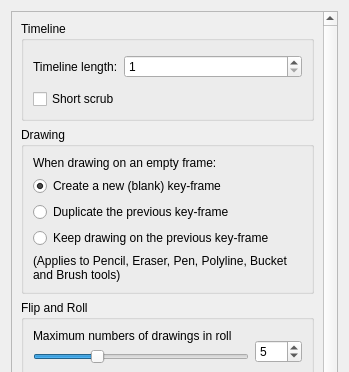
MakiNoAtorie/JustAnimate, file app/ui/timelinepage.ui: the form before one commit; both pictures show x 0 to 349 and y 0 to 372 of the 349 by 540 pixel window.
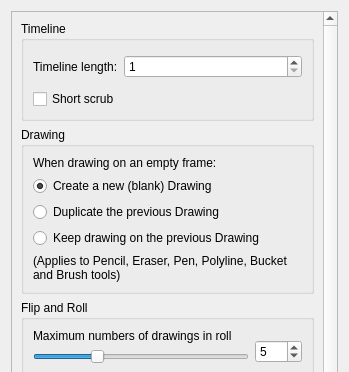
The form after the commit.

Commit message:
UI: Drawing and Exposure wording in menus, tooltips, timeline and Preferences
Fixes #185

```diff
--- a/app/ui/timelinepage.ui
+++ b/app/ui/timelinepage.ui
@@ -103,7 +103,7 @@
              <string>Create a new (blank) key-frame and start drawing on it.</string>
             </property>
             <property name="text">
-             <string>Create a new (blank) key-frame</string>
+             <string>Create a new (blank) Drawing</string>
             </property>
             <property name="checked">
              <bool>true</bool>
@@ -119,7 +119,7 @@
              <string>Duplicate the previous key-frame and start drawing on the duplicate.</string>
             </property>
             <property name="text">
-             <string>Duplicate the previous key-frame</string>
+             <string>Duplicate the previous Drawing</string>
             </property>
            </widget>
           </item>
@@ -129,7 +129,7 @@
              <string>Keep drawing on the previous key-frame, so the empty frame stays empty.</string>
             </property>
             <property name="text">
-             <string>Keep drawing on the previous key-frame</string>
+             <string>Keep drawing on the previous Drawing</string>
             </property>
            </widget>
           </item>
```
Left out of the diff: 10 changed lines with no effect on the pictures. The commit also changes 18 other files.
